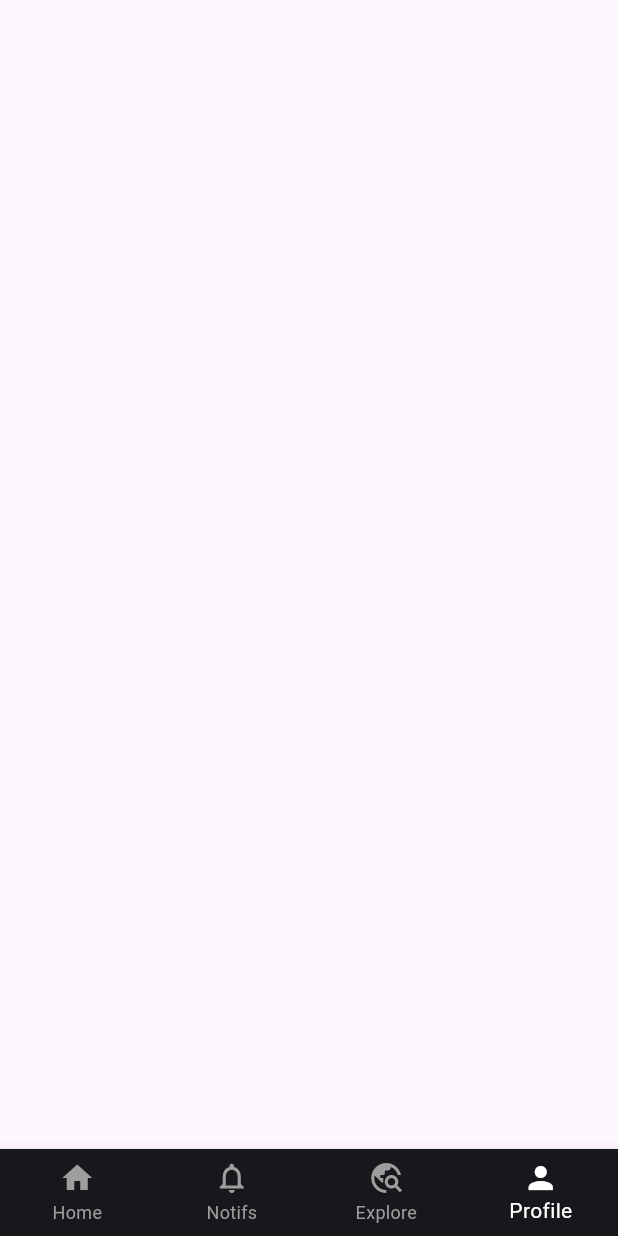
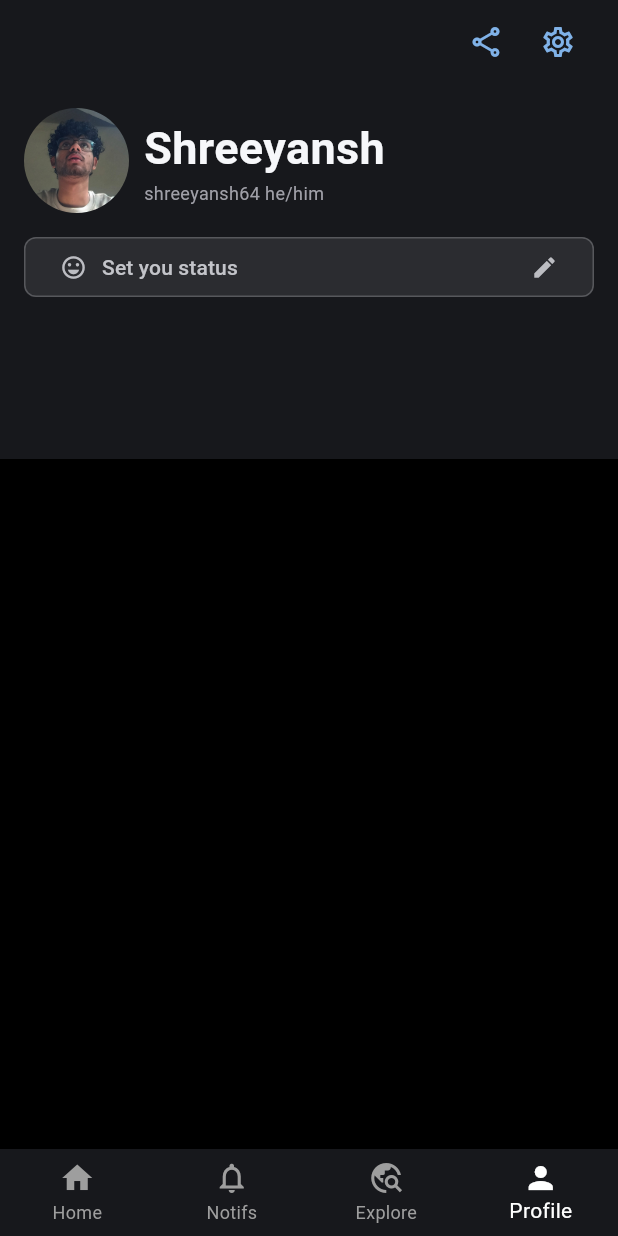
Before and after one commit to shreeyansh64/github, a Flutter app: the screen it shows after launch, item 4 of the bottom bar chosen, on a phone screen of 412 x 824 dp. Run offline on Flutter 3.47's test engine with Material 3 defaults, Android fonts, the light colour scheme and no system bars.

Commit message:
Created appbar for ProfilePage

```diff
--- a/lib/pages/homepage.dart
+++ b/lib/pages/homepage.dart
@@ -29,7 +29,10 @@ class _HomePageState extends State<HomePage> {
           ),
           IconButton(
             onPressed: () {},
-            icon: Icon(Icons.add_circle_outline_sharp, color: Color.fromARGB(255, 142, 175, 222)),
+            icon: Icon(
+              Icons.add_circle_outline_sharp,
+              color: Color.fromARGB(255, 142, 175, 222),
+            ),
           ),
           IconButton(
             onPressed: () {},
@@ -269,6 +272,15 @@ class _HomePageState extends State<HomePage> {
                           shape: RoundedRectangleBorder(
                             borderRadius: BorderRadius.circular(8),
                           ),
+                          side: BorderSide(
+                            color: Color.fromARGB(
+                              255,
+                              138,
+                              156,
+                              181,
+                            ).withAlpha(77),
+                            width: 1.0,
+                          ),
                         ),
                         child: Text(
                           "ADD FAVORITES",
@@ -417,6 +429,15 @@ class _HomePageState extends State<HomePage> {
                                   shape: RoundedRectangleBorder(
                                     borderRadius: BorderRadius.circular(8),
                                   ),
+                                  side: BorderSide(
+                                    color: Color.fromARGB(
+                                      255,
+                                      138,
+                                      156,
+                                      181,
+                                    ).withAlpha(77),
+                                    width: 1.0,
+                                  ),
                                 ),
                                 child: Text(
                                   "GET STARTED",
--- a/lib/pages/notificationspage.dart
+++ b/lib/pages/notificationspage.dart
@@ -23,7 +23,7 @@ class _NotificationsPageState extends State<NotificationsPage> {
           ),
         ),
         actions: [
-          Icon(Icons.more_vert, color: Color.fromARGB(255, 142, 175, 222)),
+         IconButton(onPressed: (){}, icon:  Icon(Icons.more_vert, color: Color.fromARGB(255, 142, 175, 222)),)
         ],
       ),
       body: Container(
--- a/lib/pages/profilepage.dart
+++ b/lib/pages/profilepage.dart
@@ -10,6 +10,127 @@ class ProfilePage extends StatefulWidget {
 class _ProfilePageState extends State<ProfilePage> {
   @override
   Widget build(BuildContext context) {
-    return Scaffold();
+    return Scaffold(
+      backgroundColor: Colors.black,
+      appBar: AppBar(
+        backgroundColor: Color.fromARGB(255, 23, 24, 28),
+        actions: [
+          IconButton(
+            onPressed: () {},
+            icon: Icon(
+              Icons.share_outlined,
+              color: Color.fromARGB(255, 128, 178, 232),
+            ),
+          ),
+          Padding(
+            padding: const EdgeInsets.only(right: 16),
+            child: IconButton(
+              onPressed: () {},
+              icon: Icon(
+                Icons.settings_outlined,
+                color: Color.fromARGB(255, 128, 178, 232),
+              ),
+            ),
+          ),
+        ],
+      ),
+      body: Column(
+        children: [
+          Container(
+            color: Color.fromARGB(255, 23, 24, 28),
+            width: double.infinity,
+            height: 250,
+            child: Column(
+              children: [
+                Padding(
+                  padding: const EdgeInsets.only(top: 16, left: 16),
+                  child: Row(
+                    children: [
+                      Container(
+                        child: ClipOval(
+                          child: Image.asset(
+                            'assets/icons/profile.jpg',
+                            height: 70,
+                            width: 70,
+                            fit: BoxFit.cover,
+                          ),
+                        ),
+                      ),
+                      SizedBox(width: 10.0),
+                      Container(
+                        width: 300,
+
+                        child: Column(
+                          crossAxisAlignment: CrossAxisAlignment.start,
+                          children: [
+                            Text(
+                              "Shreeyansh",
+                              style: TextStyle(
+                                color: Color.fromARGB(255, 246, 247, 250),
+                                fontSize: 30.0,
+                                fontWeight: FontWeight.w700,
+                              ),
+                            ),
+                            Text(
+                              "shreeyansh64 he/him",
+                              style: TextStyle(
+                                color: Color.fromARGB(255, 160, 160, 168),
+                                fontSize: 12,
+                              ),
+                            ),
+                          ],
+                        ),
+                      ),
+                    ],
+                  ),
+                ),
+                Padding(
+                  padding: const EdgeInsets.symmetric(
+                    horizontal: 16,
+                    vertical: 12,
+                  ),
+                  child: OutlinedButton(
+                    onPressed: () {},
+                    style: OutlinedButton.styleFrom(
+                      backgroundColor: Color.fromARGB(255,43, 44, 48),
+                      shape: RoundedRectangleBorder(
+                        borderRadius: BorderRadiusGeometry.circular(8),
+                      ),
+                      side: BorderSide(
+                        color: Color.fromARGB(255, 188, 189, 194).withAlpha(77),
+                        width: 1,
+                      ),
+                    ),
+                    child: Row(
+                      mainAxisAlignment: MainAxisAlignment.spaceBetween,
+                      children: [
+                        Container(
+                          child: Row(
+                            children: [
+                              Icon(
+                                Icons.emoji_emotions_outlined,
+                                color: Color.fromARGB(255, 188, 189, 194),
+                              ),
+                              SizedBox(width: 10),
+                              Text(
+                                "Set you status",
+                                style: TextStyle(
+                                  color: Color.fromARGB(255, 195, 196, 201),
+                                ),
+                              ),
+                            ],
+                          ),
+                        ),
+                        Icon(Icons.edit,color: Color.fromARGB(255, 188, 189, 194),)
+                      ],
+                    ),
+                  ),
+                ),
+              ],
+            ),
+          ),
+        ],
+      ),
+    );
   }
 }
--- a/pubspec.yaml
+++ b/pubspec.yaml
@@ -62,6 +62,7 @@ flutter:
     - assets/icons/
     - assets/icons/merge.png
     - assets/icons/telescope.png
+    - assets/icons/profile.jpg
 
   # An image asset can refer to one or more resolution-specific "variants", see
   # https://flutter.dev/to/resolution-aware-images
```
Also changed, not shown: assets/icons/blue.webp (added), assets/icons/profile.jpg (added), assets/icons/red.jpg (added), assets/icons/star.png (added), 1 other file.
